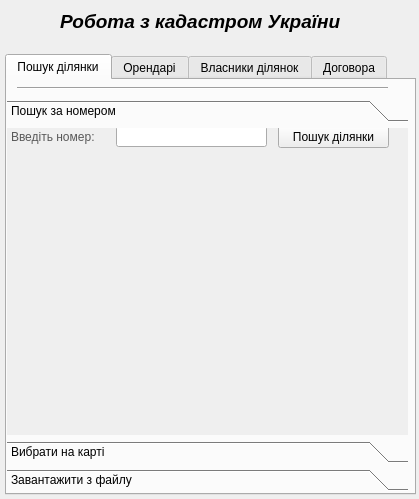
First picture: the form in cadnum_dialog_base.ui, repository iraqez/cadnum, before the edit.
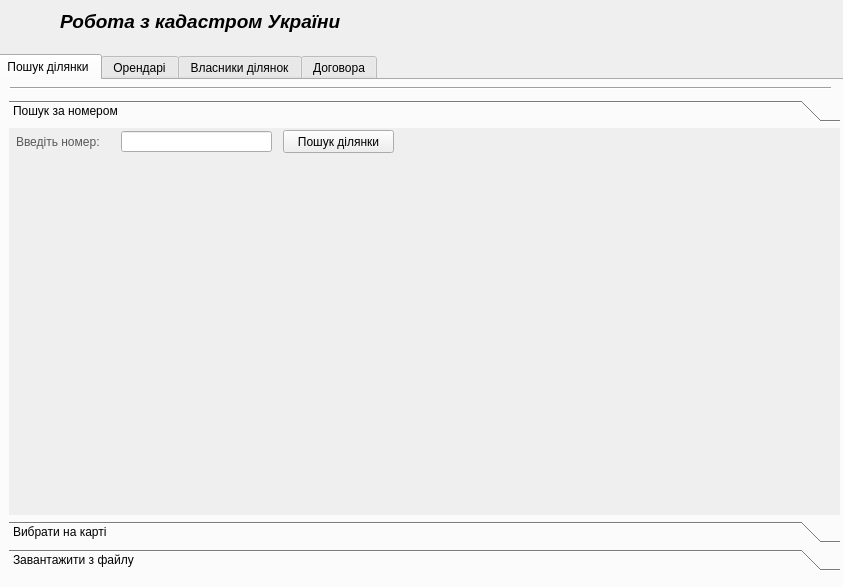
Second picture: the form after the edit.

```diff
--- a/cadnum_dialog_base.ui
+++ b/cadnum_dialog_base.ui
@@ -9,8 +9,8 @@
    <rect>
     <x>0</x>
     <y>0</y>
-    <width>419</width>
-    <height>499</height>
+    <width>843</width>
+    <height>587</height>
    </rect>
   </property>
   <property name="windowTitle">
@@ -46,10 +46,10 @@
   <widget class="QTabWidget" name="tabWidget">
    <property name="geometry">
     <rect>
-     <x>5</x>
+     <x>-5</x>
      <y>54</y>
-     <width>411</width>
-     <height>441</height>
+     <width>851</width>
+     <height>541</height>
     </rect>
    </property>
    <property name="currentIndex">
@@ -62,9 +62,9 @@
     <widget class="Line" name="line_2">
      <property name="geometry">
       <rect>
-       <x>10</x>
+       <x>13</x>
        <y>0</y>
-       <width>371</width>
+       <width>821</width>
        <height>16</height>
       </rect>
      </property>
@@ -75,10 +75,10 @@
     <widget class="QToolBox" name="toolBox">
      <property name="geometry">
       <rect>
-       <x>0</x>
+       <x>12</x>
        <y>20</y>
-       <width>401</width>
-       <height>391</height>
+       <width>831</width>
+       <height>471</height>
       </rect>
      </property>
      <property name="currentIndex">
@@ -89,8 +89,8 @@
        <rect>
         <x>0</x>
         <y>0</y>
-        <width>391</width>
-        <height>303</height>
+        <width>831</width>
+        <height>390</height>
        </rect>
       </property>
       <attribute name="label">
@@ -99,8 +99,8 @@
       <widget class="QLineEdit" name="cadnumLine">
        <property name="geometry">
         <rect>
-         <x>109</x>
-         <y>-2</y>
+         <x>112</x>
+         <y>3</y>
          <width>151</width>
          <height>21</height>
         </rect>
@@ -124,8 +124,8 @@
       <widget class="QPushButton" name="getCadnum">
        <property name="geometry">
         <rect>
-         <x>271</x>
-         <y>-3</y>
+         <x>274</x>
+         <y>2</y>
          <width>111</width>
          <height>23</height>
         </rect>
@@ -143,8 +143,8 @@
       <widget class="QLabel" name="label_4">
        <property name="geometry">
         <rect>
-         <x>4</x>
-         <y>1</y>
+         <x>7</x>
+         <y>6</y>
          <width>101</width>
          <height>16</height>
         </rect>
@@ -157,7 +157,7 @@
        <property name="geometry">
         <rect>
          <x>10</x>
-         <y>120</y>
+         <y>130</y>
          <width>379</width>
          <height>39</height>
         </rect>
```
Left out of the diff: 12 changed lines with no effect on the pictures.
